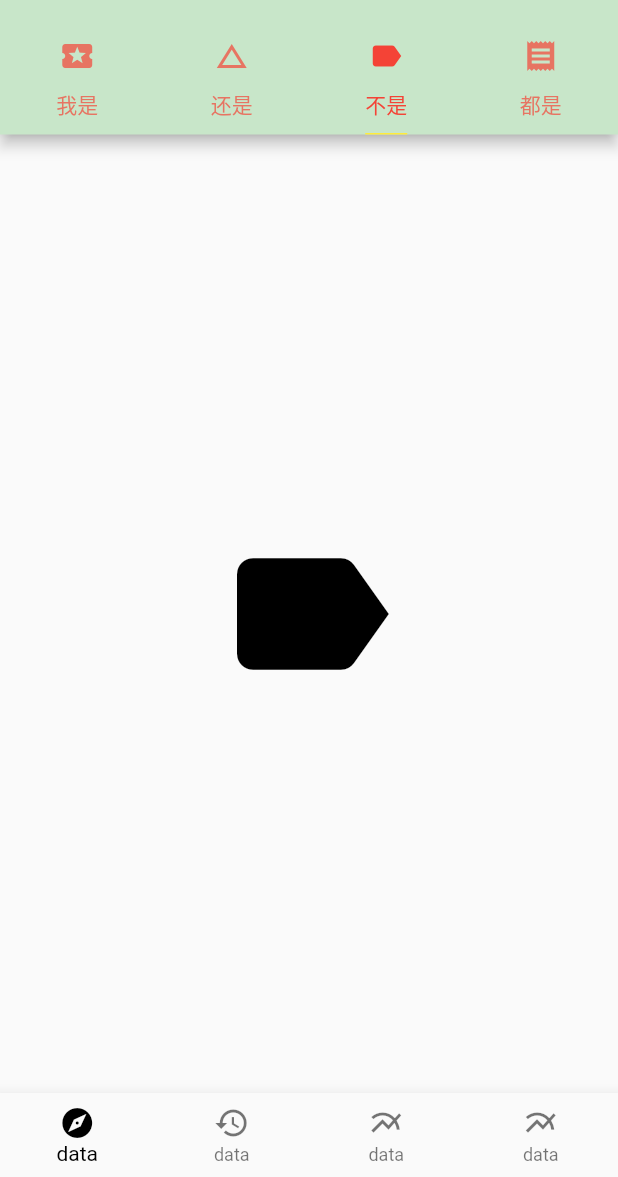
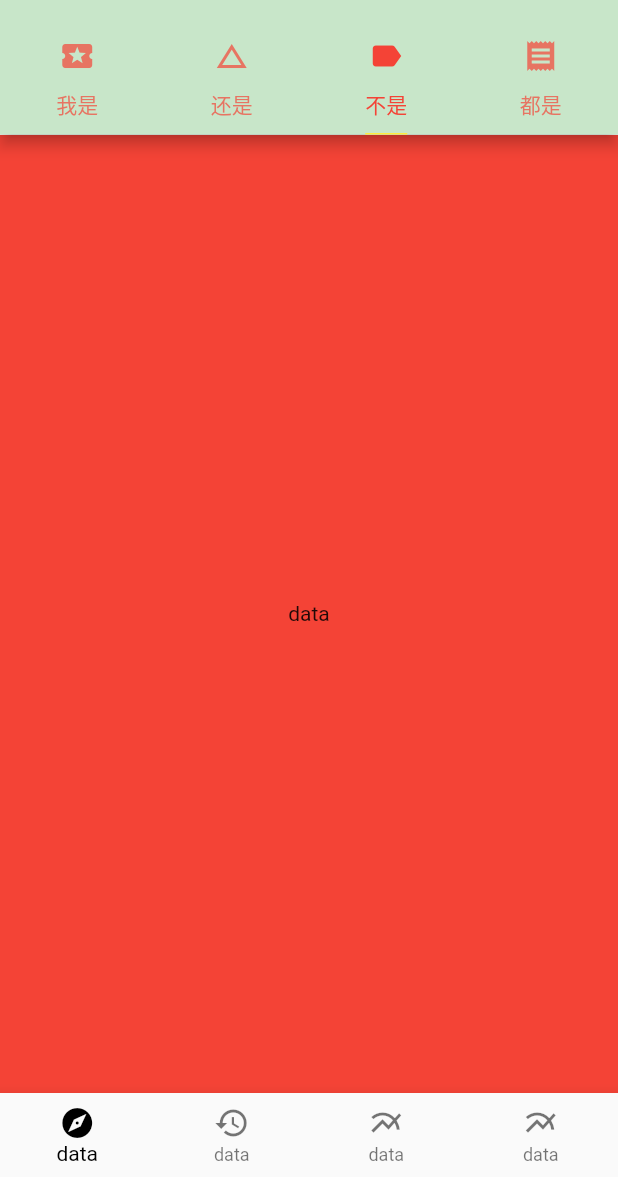
Before and after one commit to zyt1054561595/test_git, a Flutter app: the screen it shows after launch, tab 3 chosen, on a phone screen of 412 x 824 dp, the part 59-1236 px from its top. Run offline on Flutter 3.47's test engine with Material 2 defaults, Android fonts, the phone set to English and light mode, and no system bars; network calls fail.

Commit message:
开始了pageView

```diff
--- /dev/null
+++ b/lib/demo/ViewDemo.dart
@@ -0,0 +1,27 @@
+import 'package:flutter/material.dart';
+
+class ViewDemo extends StatelessWidget{
+  @override
+  Widget build(BuildContext context) {
+    // TODO: implement build
+    return PageView(
+      children: <Widget>[
+        Container(
+          color: Colors.red,
+          alignment: Alignment(0.0, 0.0),
+          child: Text('data'),
+        ),
+        Container(
+          color: Colors.red,
+          alignment: Alignment(0.0, 0.0),
+          child: Text('data1'),
+        ),
+        Container(
+          color: Colors.red,
+          alignment: Alignment(0.0, 0.0),
+          child: Text('data2'),
+        ),
+      ],
+    );
+  }
+}
--- a/lib/main.dart
+++ b/lib/main.dart
@@ -3,6 +3,7 @@ import 'model/post.dart';
 import 'package:my_first/demo/bottom_navigationBar_demo.dart';
 import 'package:my_first/demo/basicDemo.dart';
 import 'demo/layout_demo.dart';
+import 'demo/ViewDemo.dart';
 void main() => runApp(MyApp());
 
 class MyApp extends  StatelessWidget{
@@ -120,7 +121,8 @@ labelColor: Colors.red,
              basicDemo(),
             //  Icon(Icons.label,size: 128 , color: Colors.black),
              Icon(Icons.label,size: 128 , color: Colors.black),
-             Icon(Icons.label,size: 128 , color: Colors.black),
+            //  Icon(Icons.label,size: 128 , color: Colors.black),
+            ViewDemo(),
             //  Icon(Icons.label,size: 128 , color: Colors.black),
 layoutDemo(),
            ],
```
